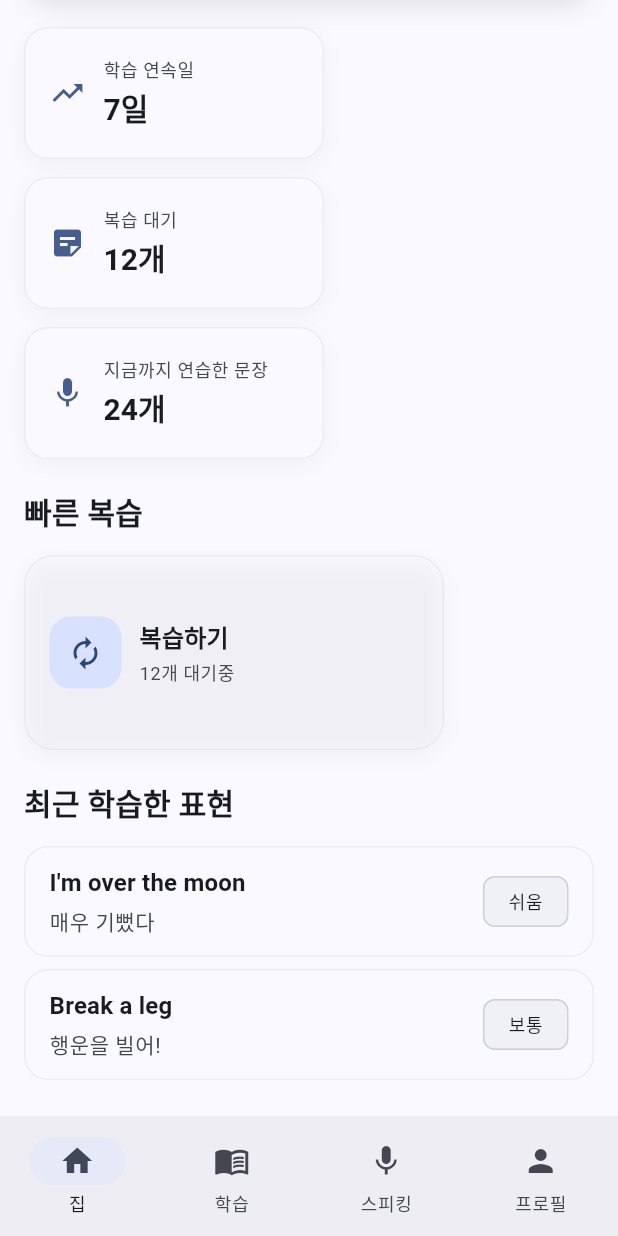
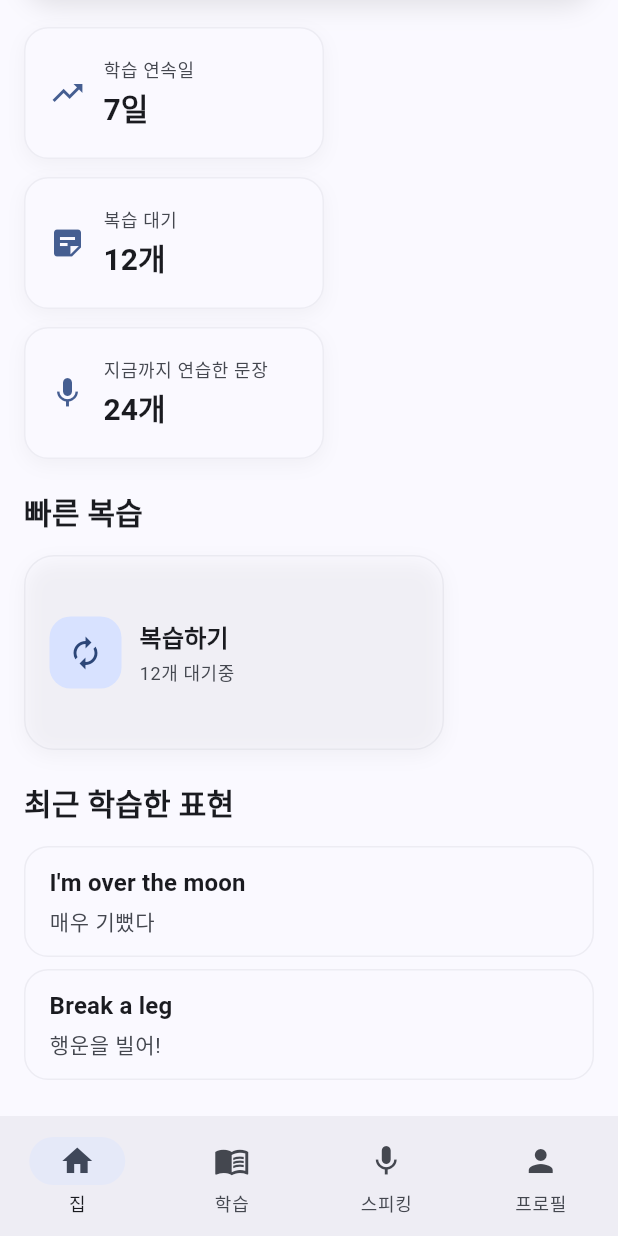
Before and after one commit to rjhy2020/bibecoding, a Flutter app: the screen it shows after launch, scrolled down 246 dp, on a phone screen of 412 x 824 dp. Run offline on Flutter 3.47's test engine with Material 3 defaults, Android fonts, the phone set to English and light mode, and no system bars.

Commit message:
fix(home): 최근 학습한 표현 옆 칩 제거

```diff
--- a/lib/main.dart
+++ b/lib/main.dart
@@ -496,12 +496,6 @@ class RecentPhraseTile extends StatelessWidget {
                   ],
                 ),
               ),
-              const SizedBox(width: kGap12),
-              Chip(
-                label: Text(phrase.difficulty, style: tt.labelMedium),
-                side: BorderSide(color: cs.outlineVariant.withOpacity(0.5)),
-                backgroundColor: cs.surfaceVariant.withOpacity(0.4),
-              ),
             ],
           ),
         ),
```
